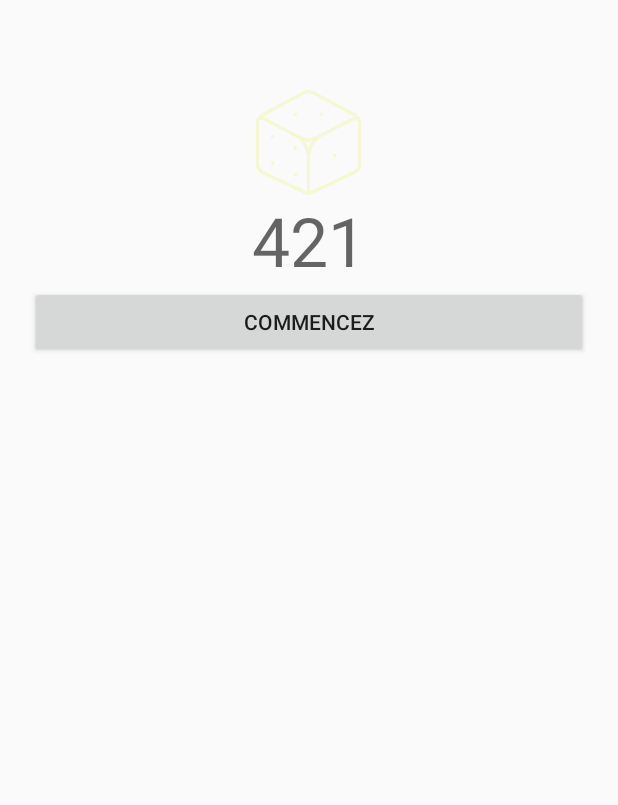
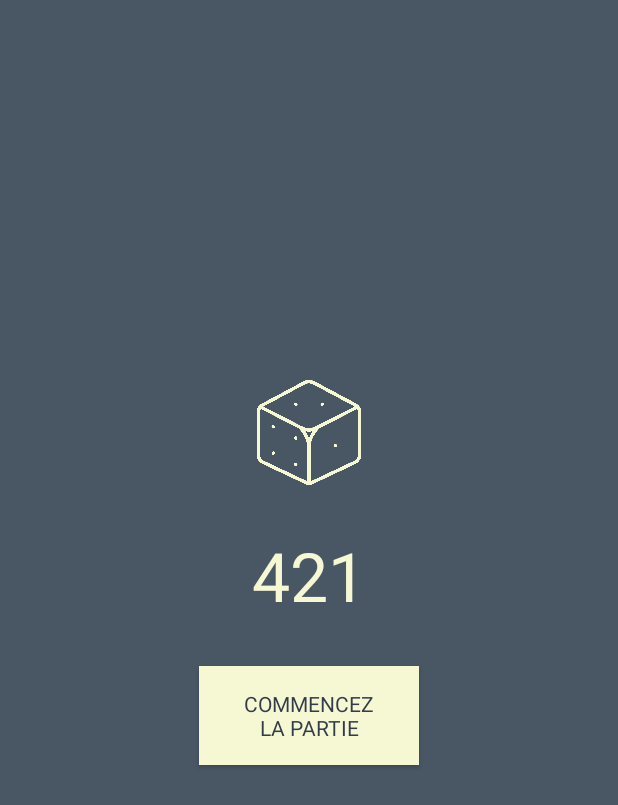
Before and after one commit to SolalDR/421, an Android app: the screen it shows after launch (MainActivity), on a phone screen of 412 x 824 dp. Shown: the top 805 px of the screen. Run offline under Robolectric (Android 15) with nearby library versions, the phone set to English and light mode, and no system bars.

Commit message:
Add style to homepage

```diff
--- a/app/src/main/res/layout/content_main.xml
+++ b/app/src/main/res/layout/content_main.xml
@@ -3,17 +3,23 @@
     xmlns:app="http://schemas.android.com/apk/res-auto"
     android:layout_width="fill_parent"
     android:layout_height="fill_parent"
-    android:paddingTop="60dp"
     android:orientation="vertical"
     android:paddingLeft="20dp"
-    android:paddingRight="20dp">
+    android:paddingRight="20dp"
+    style="@style/AppTheme.layoutActivity">
 
+
+    <LinearLayout
+        android:orientation="vertical"
+        android:layout_width="match_parent"
+        android:layout_height="match_parent"
+        android:gravity="center_vertical">
 
         <ImageView
             android:layout_height="70dp"
             app:srcCompat="@drawable/dice"
             android:id="@+id/imageView"
-        android:layout_width="70dp"
+            android:layout_width="match_parent"
             android:layout_gravity="center" />
 
         <TextView
@@ -21,12 +27,24 @@
             android:layout_width="match_parent"
             android:layout_height="wrap_content"
             android:id="@+id/textView"
+            android:textColor="@color/firstLightColor"
             android:textAppearance="@style/TextAppearance.AppCompat.Display2"
-        android:gravity="center" />
+            android:gravity="center"
+            android:layout_marginBottom="30dp"
+            android:layout_marginTop="30dp" />
 
         <Button
-        android:text="Commencez"
-        android:layout_width="match_parent"
+            android:text="Commencez\nla partie"
+            android:layout_width="wrap_content"
             android:layout_height="wrap_content"
-        android:id="@+id/buttonStartGame" />
+            android:id="@+id/buttonStartGame"
+            android:layout_marginBottom="60dp"
+            style="@style/AppTheme.buttonLight"
+            android:paddingTop="15dp"
+            android:paddingBottom="15dp"
+            android:paddingRight="30dp"
+            android:paddingLeft="30dp"
+            android:layout_gravity="center" />
     </LinearLayout>
+
+</LinearLayout>
--- a/app/src/main/res/values/colors.xml
+++ b/app/src/main/res/values/colors.xml
@@ -1,7 +1,12 @@
 <?xml version="1.0" encoding="utf-8"?>
 <resources>
     <color name="colorPrimary">#3F51B5</color>
-    <color name="colorPrimaryDark">#222222</color>
+    <color name="colorPrimaryDark">#333c4a</color>
     <color name="colorAccent">#FF4081</color>
     <color name="colorWhite">#ffffff</color>
+
+    <color name="firstDarkColor">#333c4a</color>
+    <color name="secondDarkColor">#495664</color>
+    <color name="firstLightColor">#f6f7d3</color>
+    <color name="secondLightColor">#f8fceb</color>
 </resources>
--- a/app/src/main/res/values/styles.xml
+++ b/app/src/main/res/values/styles.xml
@@ -23,4 +23,15 @@
 
     <style name="AppTheme.activityMention"></style>
 
+    <style name="AppTheme.layoutActivity">
+        <item name="android:background">@color/secondDarkColor</item>
+    </style>
+
+    <style name="AppTheme.buttonLight">
+        <item name="android:background">@color/firstLightColor</item>
+        <item name="android:textColor">@color/firstDarkColor</item>
+        <item name="android:textAllCaps">true</item>
+    </style>
+
+
 </resources>
```
Lines whose indentation alone changed are shown as unchanged.
